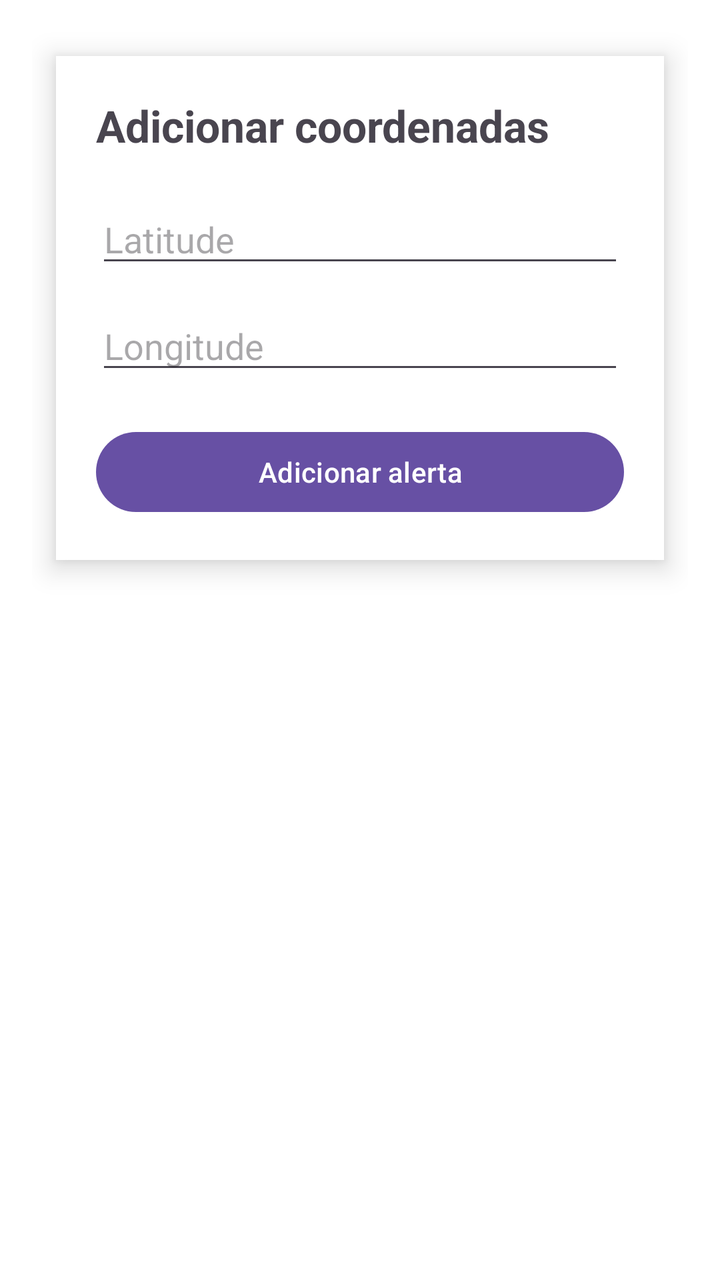
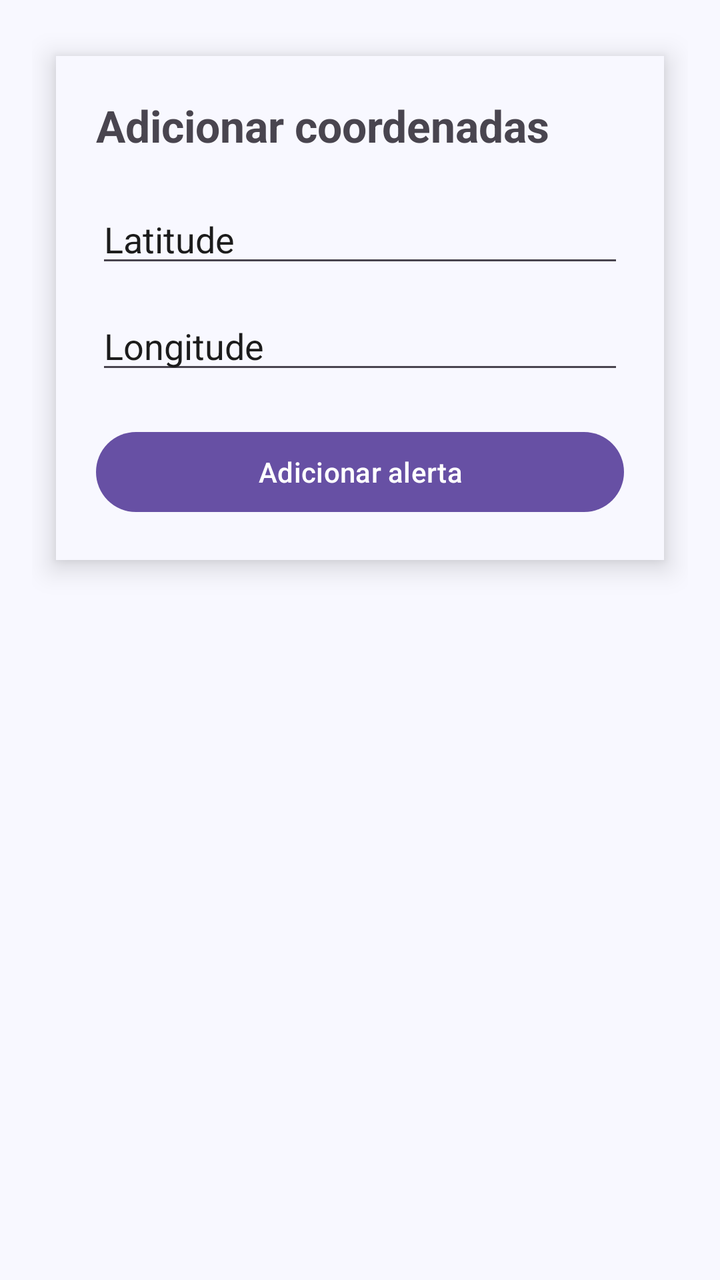

An Android layout rendered at two revisions. The XML below is the earlier revision; the diff shows what the commit changed to produce the second picture.
<!-- AndroidManifest.xml: application theme Theme.BaixadaSegura -->
<!-- res/layout/activity_coordenada.xml -->
<?xml version="1.0" encoding="utf-8"?>
<androidx.constraintlayout.widget.ConstraintLayout xmlns:android="http://schemas.android.com/apk/res/android"
    xmlns:app="http://schemas.android.com/apk/res-auto"
    android:layout_width="match_parent"
    android:layout_height="match_parent"
    android:background="@color/cardview_light_background"
    android:padding="16dp">

    <LinearLayout
        android:layout_width="match_parent"
        android:layout_height="wrap_content"
        android:layout_margin="12dp"
        android:background="#FFFFFF"
        android:elevation="8dp"
        android:orientation="vertical"
        android:padding="20dp"
        app:layout_constraintEnd_toEndOf="parent"
        app:layout_constraintStart_toStartOf="parent"
        app:layout_constraintTop_toTopOf="parent">

        <TextView
            android:id="@+id/txtTituloCord"
            android:layout_width="wrap_content"
            android:layout_height="wrap_content"
            android:layout_marginBottom="20dp"
            android:text="Adicionar coordenadas"
            android:textSize="22sp"
            android:textStyle="bold" />

        <EditText
            android:id="@+id/edtLatitude"
            android:layout_width="match_parent"
            android:layout_height="wrap_content"
            android:layout_marginBottom="12dp"
            android:hint="Latitude"
            android:inputType="numberDecimal|numberSigned" />

        <EditText
            android:id="@+id/edtLongitude"
            android:layout_width="match_parent"
            android:layout_height="wrap_content"
            android:layout_marginBottom="20dp"
            android:hint="Longitude"
            android:inputType="numberDecimal|numberSigned" />

        <Button
            android:id="@+id/btnAdicionarCord"
            android:layout_width="match_parent"
            android:layout_height="wrap_content"
            android:text="Adicionar alerta" />

    </LinearLayout>

</androidx.constraintlayout.widget.ConstraintLayout>
<!-- resources referenced by this layout -->
<resources>
  <style name="Theme.BaixadaSegura" parent="Base.Theme.BaixadaSegura" />
  <style name="Base.Theme.BaixadaSegura" parent="Theme.Material3.DayNight.NoActionBar">
          
          
      </style>
</resources>

<!-- the commit's change to res/layout/activity_coordenada.xml (unified diff, before → after) -->
@@ -3,14 +3,14 @@
     xmlns:app="http://schemas.android.com/apk/res-auto"
     android:layout_width="match_parent"
     android:layout_height="match_parent"
-    android:background="@color/cardview_light_background"
+    android:background="#F8F8FF"
     android:padding="16dp">
 
     <LinearLayout
         android:layout_width="match_parent"
         android:layout_height="wrap_content"
         android:layout_margin="12dp"
-        android:background="#FFFFFF"
+        android:background="#F8F8FF"
         android:elevation="8dp"
         android:orientation="vertical"
         android:padding="20dp"
@@ -33,7 +33,9 @@
             android:layout_height="wrap_content"
             android:layout_marginBottom="12dp"
             android:hint="Latitude"
-            android:inputType="numberDecimal|numberSigned" />
+            android:inputType="numberDecimal|numberSigned"
+            android:textColor="#1C1C1C"
+            android:textColorHint="#1C1C1C" />
 
         <EditText
             android:id="@+id/edtLongitude"
@@ -41,7 +43,9 @@
             android:layout_height="wrap_content"
             android:layout_marginBottom="20dp"
             android:hint="Longitude"
-            android:inputType="numberDecimal|numberSigned" />
+            android:inputType="numberDecimal|numberSigned"
+            android:textColor="#1C1C1C"
+            android:textColorHint="#1C1C1C" />
 
         <Button
             android:id="@+id/btnAdicionarCord"
